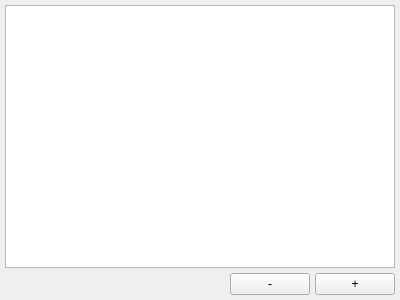
Before: the Qt Designer form src/gui/widget/HeadersWidget/HeadersWidget.ui in xarbit/getit, drawn with Qt 5.
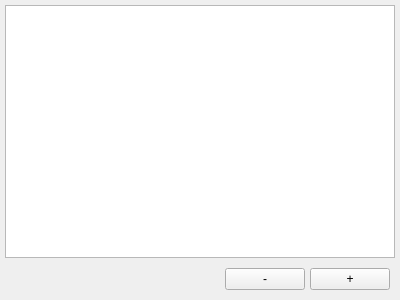
After: the same form once the commit is applied.

Diff of the .ui file:
```diff
--- a/src/gui/widget/HeadersWidget/HeadersWidget.ui
+++ b/src/gui/widget/HeadersWidget/HeadersWidget.ui
@@ -30,13 +30,65 @@
     <number>5</number>
    </property>
    <item>
-    <widget class="QListView" name="headers"/>
+    <widget class="QListWidget" name="headers">
+     <property name="autoScrollMargin">
+      <number>16</number>
+     </property>
+     <property name="showDropIndicator" stdset="0">
+      <bool>false</bool>
+     </property>
+     <property name="alternatingRowColors">
+      <bool>true</bool>
+     </property>
+     <property name="selectionMode">
+      <enum>QAbstractItemView::SingleSelection</enum>
+     </property>
+     <property name="selectionBehavior">
+      <enum>QAbstractItemView::SelectRows</enum>
+     </property>
+     <property name="iconSize">
+      <size>
+       <width>0</width>
+       <height>0</height>
+      </size>
+     </property>
+     <property name="isWrapping" stdset="0">
+      <bool>false</bool>
+     </property>
+     <property name="resizeMode">
+      <enum>QListView::Fixed</enum>
+     </property>
+     <property name="layoutMode">
+      <enum>QListView::SinglePass</enum>
+     </property>
+     <property name="spacing">
+      <number>0</number>
+     </property>
+     <property name="uniformItemSizes">
+      <bool>false</bool>
+     </property>
+     <property name="selectionRectVisible">
+      <bool>false</bool>
+     </property>
+    </widget>
    </item>
    <item>
     <layout class="QHBoxLayout" name="horizontalLayout">
      <property name="spacing">
       <number>5</number>
      </property>
+     <property name="leftMargin">
+      <number>5</number>
+     </property>
+     <property name="topMargin">
+      <number>5</number>
+     </property>
+     <property name="rightMargin">
+      <number>5</number>
+     </property>
+     <property name="bottomMargin">
+      <number>5</number>
+     </property>
      <item>
       <spacer name="horizontalSpacer">
        <property name="orientation">
```
